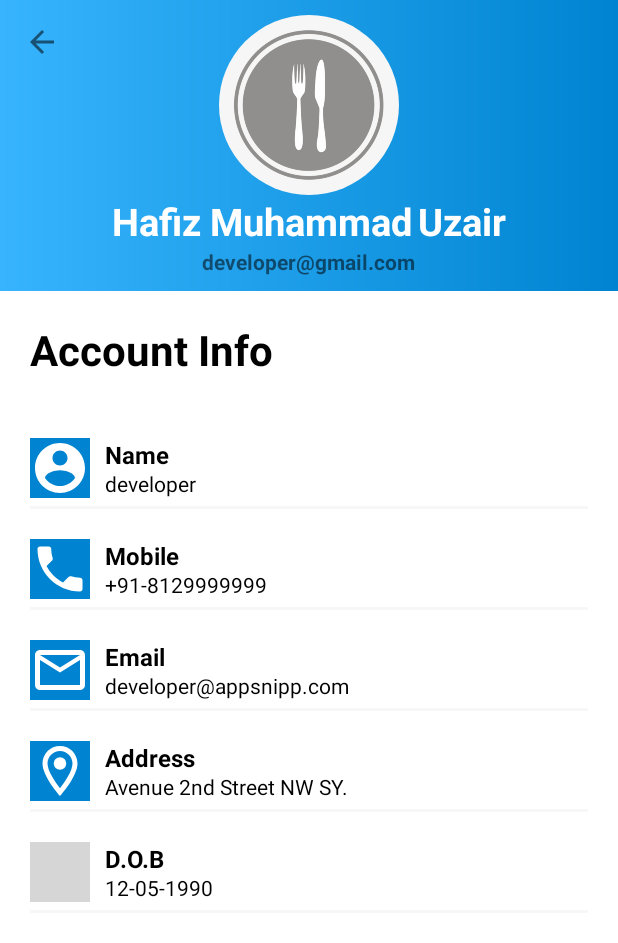
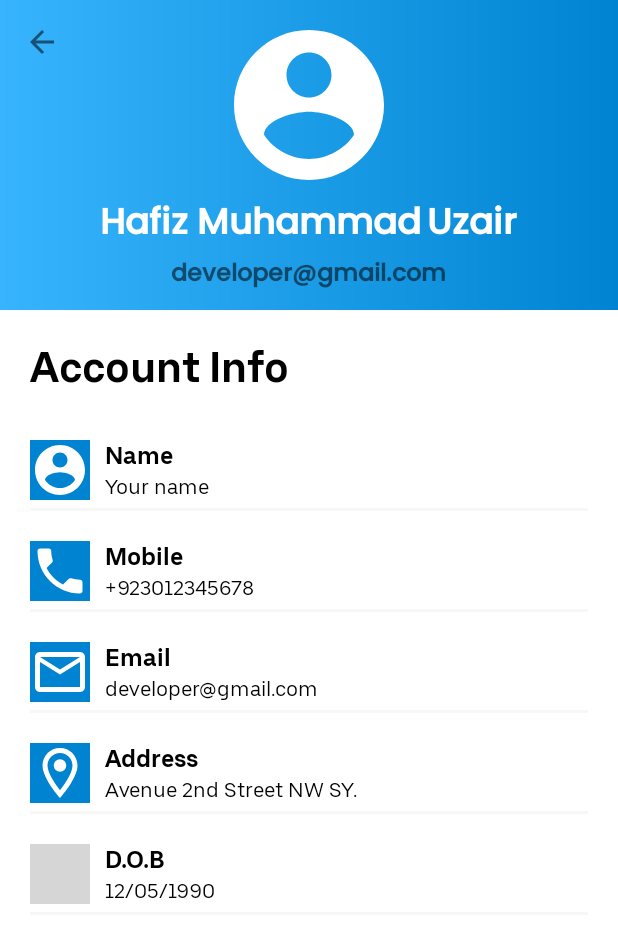
Before and after one commit to UzairAhmed7623/Kitchen, an Android app: the screen it shows after launch once a user with an empty profile is signed in (Profile), on a phone screen of 412 x 824 dp. Shown: the top 943 px of the screen. Run offline under Robolectric (Android 15) with nearby library versions, the phone set to English and light mode, and no system bars; our stand-ins replace CircleImageView, Firebase (no records; nobody signed in at launch, a user with empty details on screens opened directly); libraries missing offline, so code that uses them is left out: com.github.dhaval2404.imagepicker, com.karumi.dexter, com.shivtechs.maplocationpicker, jp.wasabeef.glide; pictures from the network do not load; grey boxes are pictures that could not be loaded.

Commit message:
commit 5!

```diff
--- a/app/build.gradle
+++ b/app/build.gradle
@@ -80,11 +80,15 @@ dependencies {
     implementation 'io.reactivex.rxjava2:rxandroid:2.1.1'
 
     implementation 'io.reactivex.rxjava3:rxandroid:3.0.0'
-    implementation 'io.reactivex.rxjava3:rxjava:3.0.0'
+    implementation 'io.reactivex.rxjava3:rxjava:3.0.5'
 
     implementation 'org.greenrobot:eventbus:3.2.0'
 
     implementation 'com.github.recruit-lifestyle:WaveSwipeRefreshLayout:1.6'
 
+    implementation 'com.github.shivpujan12:LocationPicker:2.0'
 
+    implementation 'jp.wasabeef:glide-transformations:4.1.0'
+    // If you want to use the GPU Filters
+    implementation 'jp.co.cyberagent.android:gpuimage:2.0.4'
 }
--- a/app/src/main/java/com/example/kitchen/Profile.java
+++ b/app/src/main/java/com/example/kitchen/Profile.java
@@ -1,48 +1,73 @@
 package com.example.kitchen;
 
 import androidx.annotation.NonNull;
-import androidx.appcompat.app.ActionBar;
+import androidx.annotation.Nullable;
 import androidx.appcompat.app.AppCompatActivity;
 import androidx.appcompat.widget.Toolbar;
 import androidx.coordinatorlayout.widget.CoordinatorLayout;
+import androidx.core.content.ContextCompat;
 
+import android.Manifest;
+import android.app.Activity;
 import android.app.AlertDialog;
-import android.content.Context;
-import android.graphics.Color;
-import android.graphics.drawable.ColorDrawable;
+import android.app.DatePickerDialog;
+import android.app.ProgressDialog;
+import android.content.Intent;
+import android.graphics.Bitmap;
+import android.graphics.drawable.Drawable;
 import android.net.Uri;
 import android.os.Bundle;
+import android.provider.MediaStore;
 import android.text.InputType;
 import android.text.TextUtils;
+import android.util.Log;
 import android.view.LayoutInflater;
 import android.view.View;
-import android.view.ViewGroup;
 import android.widget.Button;
+import android.widget.DatePicker;
 import android.widget.EditText;
 import android.widget.ImageButton;
-import android.widget.LinearLayout;
 import android.widget.TextView;
+import android.widget.Toast;
 
+import com.bumptech.glide.Glide;
+import com.bumptech.glide.load.DataSource;
+import com.bumptech.glide.load.engine.GlideException;
+import com.bumptech.glide.load.resource.bitmap.CircleCrop;
+import com.bumptech.glide.request.RequestListener;
+import com.bumptech.glide.request.target.Target;
+import com.github.dhaval2404.imagepicker.ImagePicker;
 import com.google.android.gms.tasks.OnFailureListener;
 import com.google.android.gms.tasks.OnSuccessListener;
-import com.google.android.material.appbar.CollapsingToolbarLayout;
 import com.google.android.material.snackbar.Snackbar;
 import com.google.android.material.textfield.TextInputLayout;
 import com.google.firebase.auth.FirebaseAuth;
-import com.google.firebase.firestore.DocumentReference;
 import com.google.firebase.firestore.DocumentSnapshot;
 import com.google.firebase.firestore.FirebaseFirestore;
 import com.google.firebase.firestore.SetOptions;
 import com.google.firebase.storage.FirebaseStorage;
 import com.google.firebase.storage.StorageReference;
+import com.karumi.dexter.Dexter;
+import com.karumi.dexter.MultiplePermissionsReport;
+import com.karumi.dexter.PermissionToken;
+import com.karumi.dexter.listener.PermissionRequest;
+import com.karumi.dexter.listener.multi.MultiplePermissionsListener;
+import com.shivtechs.maplocationpicker.LocationPickerActivity;
+import com.shivtechs.maplocationpicker.MapUtility;
 
+import java.io.IOException;
+import java.util.Calendar;
 import java.util.HashMap;
+import java.util.List;
 import java.util.Map;
 
 import de.hdodenhof.circleimageview.CircleImageView;
+import jp.wasabeef.glide.transformations.BlurTransformation;
 
 public class Profile extends AppCompatActivity {
 
+    private static final int ADDRESS_PICKER_REQUEST = 1001;
+    public static final int REQUEST_IMAGE = 1002;
     private TextView tvFirstName, tvLastName, tvEmailAddress;
     private TextView tvName, tvMobile, tvEmail, tvAddress, tvDateOfBirth;
     private Button btnSave;
@@ -55,6 +80,8 @@ public class Profile extends AppCompatActivity {
     private StorageReference storageReference;
     private Toolbar toolbar;
     private CoordinatorLayout rootLayout;
+    private DatePickerDialog datePickerDialog;
+    private ProgressDialog dialog;
 
     @Override
     protected void onCreate(Bundle savedInstanceState) {
@@ -82,6 +109,11 @@ public class Profile extends AppCompatActivity {
         setSupportActionBar(toolbar);
         getSupportActionBar().setTitle("");
         getSupportActionBar().setDisplayHomeAsUpEnabled(true);
+
+        dialog = new ProgressDialog(this);
+        dialog.setMessage("Please wait...");
+        dialog.setCancelable(false);
+        dialog.show();
 
         firebaseFirestore.collection("Users").document(firebaseAuth.getCurrentUser().getUid()).get().addOnSuccessListener(new OnSuccessListener<DocumentSnapshot>() {
             @Override
@@ -112,14 +144,19 @@ public class Profile extends AppCompatActivity {
                         String dob = documentSnapshot.getString("DOB");
                         tvDateOfBirth.setText(dob);
                     }
+                    if (documentSnapshot.getString("imageProfile") != null){
+                        String dob = documentSnapshot.getString("imageProfile");
+                        Glide.with(Profile.this).load(dob).into(ivProfile);
+                    }
 
                 }
-
+                dialog.dismiss();
             }
         }).addOnFailureListener(new OnFailureListener() {
             @Override
             public void onFailure(@NonNull Exception e) {
                 Snackbar.make(rootLayout, e.getMessage(), Snackbar.LENGTH_LONG).show();
+                dialog.dismiss();
             }
         });
 
@@ -140,11 +177,17 @@ public class Profile extends AppCompatActivity {
             public void onClick(View v) {
 
                 alertDialog.show();
+
                 TextInputLayout2.setVisibility(View.VISIBLE);
                 editText2.setVisibility(View.VISIBLE);
+
                 editText.setHint("Write your First Name");
                 editText2.setHint("Write your Last Name");
+
                 editText.setInputType(InputType.TYPE_CLASS_TEXT);
+
+                editText.setText(tvFirstName.getText().toString());
+                editText2.setText(tvLastName.getText().toString());
 
                 btnAdd.setOnClickListener(new View.OnClickListener() {
                     @Override
@@ -171,6 +214,8 @@ public class Profile extends AppCompatActivity {
                                         @Override
                                         public void onSuccess(Void aVoid) {
                                             Snackbar.make(rootLayout, "Your name is updated successfully!", Snackbar.LENGTH_LONG).show();
+                                            editText.clearComposingText();
+                                            editText2.clearComposingText();
                                         }
                                     }).addOnFailureListener(new OnFailureListener() {
                                 @Override
@@ -186,14 +231,20 @@ public class Profile extends AppCompatActivity {
                 });
             }
         });
+
         tvEmail.setOnClickListener(new View.OnClickListener() {
             @Override
             public void onClick(View v) {
 
                 alertDialog.show();
+
                 editText.setHint("Write your email");
+
                 editText.setInputType(InputType.TYPE_TEXT_VARIATION_EMAIL_ADDRESS);
+
                 TextInputLayout2.setVisibility(View.GONE);
+
+                editText.setText(tvEmailAddress.getText().toString());
 
                 btnAdd.setOnClickListener(new View.OnClickListener() {
                     @Override
@@ -216,6 +267,7 @@ public class Profile extends AppCompatActivity {
                                         @Override
                                         public void onSuccess(Void aVoid) {
                                             Snackbar.make(rootLayout, "Your email is updated successfully!", Snackbar.LENGTH_LONG).show();
+                                            editText.clearComposingText();
                                         }
                                     }).addOnFailureListener(new OnFailureListener() {
                                 @Override
@@ -230,14 +282,20 @@ public class Profile extends AppCompatActivity {
                 });
             }
         });
+
         tvMobile.setOnClickListener(new View.OnClickListener() {
             @Override
             public void onClick(View v) {
 
                 alertDialog.show();
+
                 editText.setHint("Write your phone with +92");
+
                 editText.setInputType(InputType.TYPE_CLASS_PHONE);
+
                 TextInputLayout2.setVisibility(View.GONE);
+
+                editText.setText(tvMobile.getText().toString());
 
                 btnAdd.setOnClickListener(new View.OnClickListener() {
                     @Override
@@ -257,6 +315,7 @@ public class Profile extends AppCompatActivity {
                                         @Override
                                         public void onSuccess(Void aVoid) {
                                             Snackbar.make(rootLayout, "Your phone number is updated successfully!", Snackbar.LENGTH_LONG).show();
+                                            editText.clearComposingText();
                                         }
                                     }).addOnFailureListener(new OnFailureListener() {
                                 @Override
@@ -271,26 +330,16 @@ public class Profile extends AppCompatActivity {
                 });
             }
         });
+
         tvAddress.setOnClickListener(new View.OnClickListener() {
             @Override
             public void onClick(View v) {
 
-                alertDialog.show();
-                editText.setHint("Write your address");
-                editText.setInputType(InputType.TYPE_TEXT_VARIATION_POSTAL_ADDRESS);
-                TextInputLayout2.setVisibility(View.GONE);
+                MapUtility.apiKey = getResources().getString(R.string.google_api_key);
+                Intent i = new Intent(Profile.this, LocationPickerActivity.class);
+                startActivityForResult(i, ADDRESS_PICKER_REQUEST);
 
-                btnAdd.setOnClickListener(new View.OnClickListener() {
-                    @Override
-                    public void onClick(View v) {
-                        String address = editText.getText().toString();
-
-                        if (TextUtils.isEmpty(address)){
-                            editText.setError("Please write your address");
-                        }
-                        else {
-
-                            tvAddress.setText(address);
+                String address = tvAddress.getText().toString();
 
                 Map<String, Object> addData = new HashMap<>();
                 addData.put("address", address);
@@ -301,39 +350,32 @@ public class Profile extends AppCompatActivity {
                             public void onSuccess(Void aVoid) {
                                 Snackbar.make(rootLayout, "Your address is updated successfully!", Snackbar.LENGTH_LONG).show();
                             }
-                                    }).addOnFailureListener(new OnFailureListener() {
+                        })
+                        .addOnFailureListener(new OnFailureListener() {
                             @Override
                             public void onFailure(@NonNull Exception e) {
                                 Snackbar.make(rootLayout, e.getMessage(), Snackbar.LENGTH_LONG).show();
                             }
                         });
 
-                            alertDialog.dismiss();
-                        }
         }
     });
-            }
-        });
+
         tvDateOfBirth.setOnClickListener(new View.OnClickListener() {
             @Override
             public void onClick(View v) {
 
-                alertDialog.show();
-                editText.setHint("Write your date of birth");
-                editText.setInputType(InputType.TYPE_CLASS_NUMBER);
-                TextInputLayout2.setVisibility(View.GONE);
+                Calendar calendar = Calendar.getInstance();
+                int day = calendar.get(Calendar.DAY_OF_MONTH);
+                int month = calendar.get(Calendar.MONTH);
+                int year = calendar.get(Calendar.YEAR);
 
-                btnAdd.setOnClickListener(new View.OnClickListener() {
+                datePickerDialog = new DatePickerDialog(Profile.this, new DatePickerDialog.OnDateSetListener() {
                     @Override
-                    public void onClick(View v) {
-                        String DOB = editText.getText().toString();
+                    public void onDateSet(DatePicker view, int year, int month, int dayOfMonth) {
+                        tvDateOfBirth.setText(dayOfMonth + "/" + (month + 1) + "/" + year);
 
-                        if (TextUtils.isEmpty(DOB)){
-                            editText.setError("Please write your DOB");
-                        }
-                        else {
-
-                            tvDateOfBirth.setText(DOB);
+                        String DOB = tvDateOfBirth.getText().toString();
 
                         Map<String, Object> addData = new HashMap<>();
                         addData.put("DOB", DOB);
@@ -350,15 +392,99 @@ public class Profile extends AppCompatActivity {
                                         Snackbar.make(rootLayout, e.getMessage(), Snackbar.LENGTH_LONG).show();
                                     }
                                 });
+                    }
+                },year, month, day);
 
-                            alertDialog.dismiss();
-                        }
-                    }
-                });
+                datePickerDialog.show();
+
             }
         });
 
+        ivProfile.setOnClickListener(new View.OnClickListener() {
+            @Override
+            public void onClick(View v) {
+                Dexter.withContext(Profile.this)
+                        .withPermissions(Manifest.permission.CAMERA, Manifest.permission.WRITE_EXTERNAL_STORAGE)
+                        .withListener(new MultiplePermissionsListener() {
+                            @Override
+                            public void onPermissionsChecked(MultiplePermissionsReport report) {
+                                if (report.areAllPermissionsGranted()) {
+                                    ImagePicker.Companion.with(Profile.this)
+                                            .cropSquare()
+                                            .compress(1024)			//Final image size will be less than 1 MB(Optional)
+                                            .start(REQUEST_IMAGE);
+                                }
+                                else {
+                                    Snackbar.make(rootLayout, report.getDeniedPermissionResponses().toString(), Snackbar.LENGTH_LONG).show();
+                                }
+                            }
 
+                            @Override
+                            public void onPermissionRationaleShouldBeShown(List<PermissionRequest> permissions, PermissionToken token) {
+                                token.continuePermissionRequest();
+                            }
+                        }).check();
+            }
+        });
+
+    }
+
+
+
+    @Override
+    protected void onActivityResult(int requestCode, int resultCode, @Nullable Intent data) {
+        super.onActivityResult(requestCode, resultCode, data);
+
+        if (requestCode == ADDRESS_PICKER_REQUEST) {
+            try {
+                if (data != null && data.getStringExtra(MapUtility.ADDRESS) != null) {
+
+                    Bundle completeAddress =data.getBundleExtra("fullAddress");
+
+                    String address = new StringBuilder().append(completeAddress.getString("addressline2").replace(", Punjab,","").replace("Pakistan","")).toString();
+                    tvAddress.setText(address);
 
                 }
             }
+            catch (Exception ex) {
+                Snackbar.make(rootLayout, ex.getMessage(), Snackbar.LENGTH_LONG).show();
+            }
+        }
+        else if (requestCode == REQUEST_IMAGE ) {
+
+            if (data!= null && data.getData() != null){
+
+                //Image Uri will not be null for RESULT_OK
+                Uri uri = data.getData();
+
+                dialog.show();
+
+                Glide.with(this)
+                        .load(uri)
+                        .placeholder(ContextCompat.getDrawable(getApplicationContext(),R.drawable.user))
+                        .transform(new CircleCrop())
+                        .listener(new RequestListener<Drawable>() {
+                            @Override
+                            public boolean onLoadFailed(@Nullable GlideException e, Object model, Target<Drawable> target, boolean isFirstResource) {
+                                dialog.dismiss();
+                                return false; // important to return false so the error placeholder can be placed
+                            }
+
+                            @Override
+                            public boolean onResourceReady(Drawable resource, Object model, Target<Drawable> target, DataSource dataSource, boolean isFirstResource) {
+                                dialog.dismiss();
+                                return false;
+                            }
+                        })
+                        .into(ivProfile);
+            }
+            else if (resultCode == ImagePicker.RESULT_ERROR) {
+                Toast.makeText(this, ""+ImagePicker.RESULT_ERROR, Toast.LENGTH_SHORT).show();
+            }
+            else {
+                Toast.makeText(this, "Task Cancelled", Toast.LENGTH_SHORT).show();
+            }
+
+        }
+    }
+}
--- a/app/src/main/res/drawable/user.xml
+++ b/app/src/main/res/drawable/user.xml
@@ -1,5 +1,5 @@
-<vector android:height="24dp" android:tint="#FFFFFF"
+<vector android:height="80dp" android:tint="#FFFFFF"
     android:viewportHeight="24" android:viewportWidth="24"
-    android:width="24dp" xmlns:android="http://schemas.android.com/apk/res/android">
-    <path android:fillColor="@android:color/white" android:pathData="M12,6c1.1,0 2,0.9 2,2s-0.9,2 -2,2 -2,-0.9 -2,-2 0.9,-2 2,-2m0,10c2.7,0 5.8,1.29 6,2L6,18c0.23,-0.72 3.31,-2 6,-2m0,-12C9.79,4 8,5.79 8,8s1.79,4 4,4 4,-1.79 4,-4 -1.79,-4 -4,-4zM12,14c-2.67,0 -8,1.34 -8,4v2h16v-2c0,-2.66 -5.33,-4 -8,-4z"/>
+    android:width="80dp" xmlns:android="http://schemas.android.com/apk/res/android">
+    <path android:fillColor="@android:color/white" android:pathData="M12,2C6.48,2 2,6.48 2,12s4.48,10 10,10 10,-4.48 10,-10S17.52,2 12,2zM12,5c1.66,0 3,1.34 3,3s-1.34,3 -3,3 -3,-1.34 -3,-3 1.34,-3 3,-3zM12,19.2c-2.5,0 -4.71,-1.28 -6,-3.22 0.03,-1.99 4,-3.08 6,-3.08 1.99,0 5.97,1.09 6,3.08 -1.29,1.94 -3.5,3.22 -6,3.22z"/>
 </vector>
--- a/app/src/main/res/layout/activity_profile.xml
+++ b/app/src/main/res/layout/activity_profile.xml
@@ -41,7 +41,7 @@
                     android:layout_width="120dp"
                     android:layout_height="120dp"
                     android:layout_marginTop="10dp"
-                    android:src="@drawable/food_placeholder" />
+                    android:src="@drawable/user" />
 
                 <RelativeLayout
                     android:layout_width="wrap_content"
@@ -52,7 +52,8 @@
                         android:layout_width="wrap_content"
                         android:layout_height="wrap_content"
                         android:text="Hafiz Muhammad"
-                        android:textSize="25dp"
+                        android:textSize="24dp"
+                        android:fontFamily="@font/poppins_medium"
                         android:textColor="@color/white"
                         android:textStyle="bold"/>
 
@@ -61,7 +62,8 @@
                         android:layout_width="wrap_content"
                         android:layout_height="wrap_content"
                         android:text="Uzair"
-                        android:textSize="25dp"
+                        android:textSize="24dp"
+                        android:fontFamily="@font/poppins_medium"
                         android:layout_marginStart="4dp"
                         android:layout_toEndOf="@id/tvFirstName"
                         android:textColor="@color/white"
@@ -74,8 +76,9 @@
                     android:layout_width="wrap_content"
                     android:layout_height="wrap_content"
                     android:text="developer@gmail.com"
+                    android:fontFamily="@font/poppins_medium"
                     android:layout_marginBottom="10dp"
-                    android:textSize="14dp"
+                    android:textSize="16dp"
                     android:textStyle="bold"/>
 
             </LinearLayout>
@@ -110,7 +113,8 @@
             <TextView
                 style="@style/headerText"
                 android:text="Account Info"
-                android:layout_marginBottom="20dp"/>
+                android:fontFamily="@font/uber_move_bold"
+                android:layout_marginBottom="10dp"/>
 
             <RelativeLayout style="@style/profileDetailsLayout">
                 <ImageView
@@ -122,12 +126,14 @@
                 <TextView
                     android:id="@+id/nameTextView"
                     android:text="Name"
+                    android:fontFamily="@font/uber_move_bold"
                     android:layout_toRightOf="@id/nameImageView"
                     style="@style/profileDetailsTextMain" />
 
                 <TextView
                     android:id="@+id/tvName"
-                    android:text="developer"
+                    android:text="Your name"
+                    android:fontFamily="@font/uber_move"
                     android:layout_toRightOf="@id/nameImageView"
                     style="@style/profileDetailsMiniText" />
 
@@ -144,12 +150,14 @@
 
                 <TextView
                     android:text="Mobile"
+                    android:fontFamily="@font/uber_move_bold"
                     android:layout_toRightOf="@id/mobileImageView"
                     style="@style/profileDetailsTextMain"/>
 
                 <TextView
                     android:id="@+id/tvMobile"
-                    android:text="+91-8129999999"
+                    android:text="+923012345678"
+                    android:fontFamily="@font/uber_move"
                     android:layout_toRightOf="@id/mobileImageView"
                     style="@style/profileDetailsMiniText" />
 
@@ -166,12 +174,14 @@
 
                 <TextView
                     android:text="Email"
+                    android:fontFamily="@font/uber_move_bold"
                     android:layout_toRightOf="@id/emailImageView"
                     style="@style/profileDetailsTextMain" />
 
                 <TextView
                     android:id="@+id/tvEmail"
-                    android:text="developer@appsnipp.com"
+                    android:text="developer@gmail.com"
+                    android:fontFamily="@font/uber_move"
                     android:layout_toRightOf="@id/emailImageView"
                     style="@style/profileDetailsMiniText" />
 
@@ -187,6 +197,8 @@
                     style="@style/profileDetailsImage" />
 
                 <TextView
+                    android:fontFamily="@font/uber_move_bold"
+                    android:id="@+id/addressLabel"
                     android:text="Address"
                     android:layout_toRightOf="@id/addressImageView"
                     style="@style/profileDetailsTextMain" />
@@ -194,6 +206,8 @@
                 <TextView
                     android:id="@+id/tvAddress"
                     android:text="Avenue 2nd Street NW SY."
+                    android:fontFamily="@font/uber_move"
+                    android:layout_below="@+id/addressLabel"
                     android:layout_toRightOf="@id/addressImageView"
                     style="@style/profileDetailsMiniText" />
 
@@ -210,12 +224,14 @@
 
                 <TextView
                     android:text="D.O.B"
+                    android:fontFamily="@font/uber_move_bold"
                     android:layout_toRightOf="@id/dobImageView"
                     style="@style/profileDetailsTextMain" />
 
                 <TextView
                     android:id="@+id/tvDateOfBirth"
-                    android:text="12-05-1990"
+                    android:text="12/05/1990"
+                    android:fontFamily="@font/uber_move"
                     android:layout_toRightOf="@id/dobImageView"
                     style="@style/profileDetailsMiniText" />
 
--- a/app/src/main/res/values-night/themes.xml
+++ b/app/src/main/res/values-night/themes.xml
@@ -4,9 +4,9 @@
         <!-- Primary brand color. -->
         <item name="colorPrimary">@color/myColorSecond</item>
         <item name="colorPrimaryVariant">@color/purple_700</item>
-        <item name="colorOnPrimary">@color/white</item>
+        <item name="colorOnPrimary">@color/Shehri_ka_bataya_huwa_color</item>
         <!-- Secondary brand color. -->
-        <item name="colorSecondary">@color/white</item>
+        <item name="colorSecondary">@color/myColorSecond</item>
         <item name="colorSecondaryVariant">@color/teal_700</item>
         <item name="colorOnSecondary">@color/black</item>
         <!-- Status bar color. -->
--- a/app/src/main/res/values/themes.xml
+++ b/app/src/main/res/values/themes.xml
@@ -4,9 +4,9 @@
         <!-- Primary brand color. -->
         <item name="colorPrimary">@color/myColorSecond</item>
         <item name="colorPrimaryVariant">@color/purple_700</item>
-        <item name="colorOnPrimary">@color/white</item>
+        <item name="colorOnPrimary">@color/Shehri_ka_bataya_huwa_color</item>
         <!-- Secondary brand color. -->
-        <item name="colorSecondary">@color/white</item>
+        <item name="colorSecondary">@color/myColorSecond</item>
         <item name="colorSecondaryVariant">@color/teal_700</item>
         <item name="colorOnSecondary">@color/black</item>
         <!-- Status bar color. -->
```
Also changed, not shown: app/src/main/AndroidManifest.xml (+8 -8 lines), app/src/main/res/drawable-v24/user.png (deleted). Lines whose indentation alone changed are shown as unchanged.
